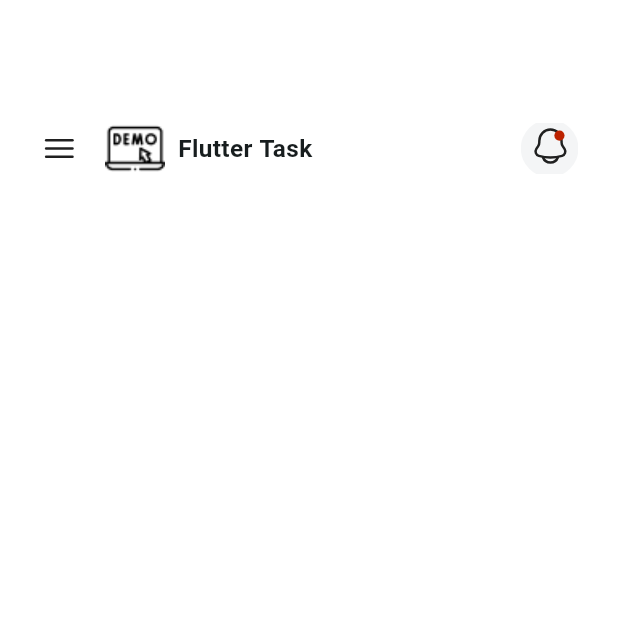
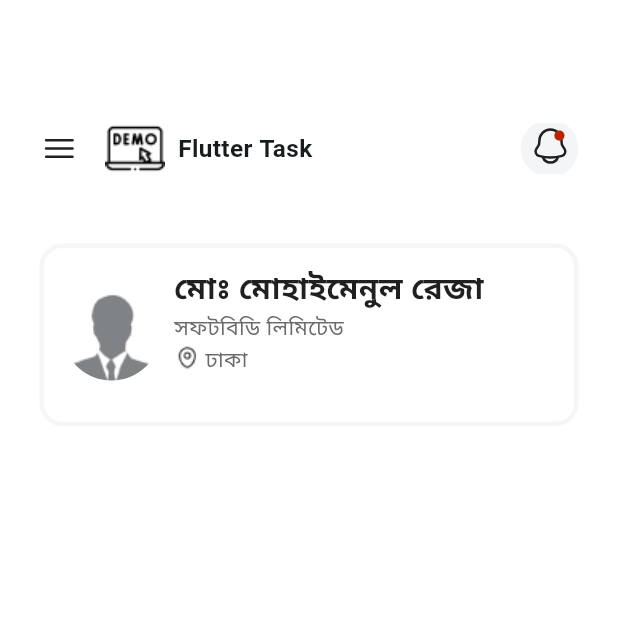
Before and after one commit to hossain-eee/Assginment-Project, a Flutter app: the screen it shows after launch, on a phone screen of 412 x 824 dp, the top half of it. Run offline on Flutter 3.47's test engine with Material 3 defaults, Android fonts, the phone set to English and light mode, and no system bars; our stand-ins replace flutter_screenutil, flutter_svg, get, google_fonts.

Commit message:
#1 UserInfo widget has been created

```diff
--- a/lib/presentation/ui/screens/home_screen.dart
+++ b/lib/presentation/ui/screens/home_screen.dart
@@ -1,18 +1,32 @@
 import 'package:flutter/material.dart';
-import 'package:soft_bd/presentation/ui/widgets/home/home_appBar_2.dart';
+import 'package:google_fonts/google_fonts.dart';
+import 'package:soft_bd/presentation/ui/screens/utility/app_color.dart';
+import 'package:soft_bd/presentation/ui/screens/utility/image_assets.dart';
 import 'package:soft_bd/presentation/ui/widgets/home/home_appbar.dart';
+import 'package:flutter_screenutil/flutter_screenutil.dart';
+import 'package:soft_bd/presentation/ui/widgets/home/user_info.dart';
+
 class HomeScreen extends StatelessWidget {
   const HomeScreen({super.key});
 
   @override
   Widget build(BuildContext context) {
-    return const Scaffold(
-      body: Column(
-        children: [
-          HomeAppbar(),
-          // HomeAppbar2(),
+    return Scaffold(
+      body: SizedBox(
+        width: 375.w,
+        height: 812.h,
+        child: Column(
+          children: [
+           const HomeAppbar(),
+            // HomeAppbar2(),
+            // content
+           const UserInfo(),
+             SizedBox(
+            height: 16.h,
+          ),
 
-        ],
+          ],
+        ),
       ),
     );
   }
--- /dev/null
+++ b/lib/presentation/ui/widgets/home/user_info.dart
@@ -0,0 +1,123 @@
+import 'package:flutter/material.dart';
+import 'package:google_fonts/google_fonts.dart';
+import 'package:soft_bd/presentation/ui/screens/utility/app_color.dart';
+import 'package:flutter_screenutil/flutter_screenutil.dart';
+import 'package:soft_bd/presentation/ui/screens/utility/image_assets.dart';
+class UserInfo extends StatelessWidget {
+  const UserInfo({
+    super.key,
+  });
+
+  @override
+  Widget build(BuildContext context) {
+    return Padding(
+      padding: EdgeInsets.only(
+        left: 24.w,
+        right: 24.w,
+        top: 22.h,
+      ),
+      child: Column(
+        children: [
+          Container(
+            width: double.infinity,
+            height: 120.h,
+            decoration: BoxDecoration(
+              color: const Color.fromARGB(1, 255, 255, 255),
+              border: Border.all(
+                // color: Colors.black.withOpacity(0.07),
+                color: AppColor.contentBackground,
+                width: 3,
+              ),
+              borderRadius: BorderRadius.circular(15.r),
+            ),
+            padding: const EdgeInsets.all(12),
+            child: Row(
+              mainAxisAlignment: MainAxisAlignment.start,
+              children: [
+                //User pic
+                Container(
+                  width: 60.w,
+                  height: 60.h,
+                  decoration: const BoxDecoration(
+                      borderRadius: BorderRadius.only(
+                          bottomLeft: Radius.circular(50),
+                          bottomRight: Radius.circular(50)),
+                      image: DecorationImage(
+                          image: AssetImage(
+                            ImageAssets.person,
+                          ),
+                          fit: BoxFit.contain)),
+                  padding: EdgeInsets.symmetric(
+                    horizontal: 8.w,
+                    vertical: 8.h,
+                  ),
+                ),
+                //user info
+                Container(
+                  width: 220.w,
+                  alignment: Alignment.center,
+                  padding: EdgeInsets.symmetric(
+                    horizontal: 8.w,
+                  ),
+                  child: Column(
+                    mainAxisAlignment: MainAxisAlignment.start,
+                    crossAxisAlignment: CrossAxisAlignment.start,
+                    children: [
+                      FittedBox(
+                        child: Text(
+                          'মোঃ মোহাইমেনুল রেজা',
+                          style: GoogleFonts.notoSerif(
+                            fontWeight: FontWeight.w700,
+                            fontSize: 20.sp,
+                            color: AppColor.boldFont,
+                            // color: Colors.blue,
+                          ),
+                        ),
+                      ),
+                      Text(
+                        'সফটবিডি লিমিটেড',
+                        style: GoogleFonts.notoSerif(
+                          fontWeight: FontWeight.w400,
+                          fontSize: 14.sp,
+                          color: AppColor.normalFont,
+                          // color: Colors.blue,
+                        ),
+                      ),
+                      Row(
+                        mainAxisAlignment: MainAxisAlignment.start,
+                        children: [
+                          SizedBox(
+                            width: 16.w,
+                            height: 16.h,
+                            child: Image.asset(
+                              ImageAssets.location,
+                              width: 16.w,
+                              height: 16.h,
+                              fit: BoxFit.contain,
+                            ),
+                          ),
+                          SizedBox(
+                            width: 3.w,
+                          ),
+                          Text(
+                            'ঢাকা',
+                            style: GoogleFonts.notoSerif(
+                              fontWeight: FontWeight.w400,
+                              fontSize: 14.sp,
+                              color: AppColor.normalFont,
+                            ),
+                          )
+                        ],
+                      )
+                    ],
+                  ),
+                )
+              ],
+            ),
+          ),
+
+        ],
+      ),
+    );
+  }
+}
```
Also changed, not shown: lib/presentation/ui/widgets/home/home_appBar_2.dart (added, +76 -0 lines).
